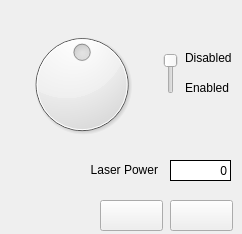
This is UI Resources/laser.ui in westerlymerlin/UCL-PYMS as Qt 5 draws it before an edit. The edited form follows.
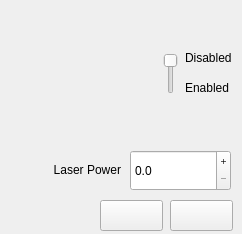
This is the edited form. Icons and pictures are not drawn.

Commit message: 3.2.23 Changed Laser form to remove rotary control and allow power to be directly entered

The edit to the form file:
```diff
--- a/UI Resources/laser.ui
+++ b/UI Resources/laser.ui
@@ -29,8 +29,8 @@
   <widget class="QLabel" name="imgLaser">
    <property name="geometry">
     <rect>
-     <x>20</x>
-     <y>20</y>
+     <x>0</x>
+     <y>10</y>
      <width>133</width>
      <height>133</height>
     </rect>
@@ -38,6 +38,9 @@
    <property name="styleSheet">
     <string notr="true">image: url(:/main/laser.png);</string>
    </property>
+   <property name="frameShape">
+    <enum>QFrame::NoFrame</enum>
+   </property>
    <property name="text">
     <string/>
    </property>
@@ -45,7 +48,7 @@
   <widget class="QLabel" name="label">
    <property name="geometry">
     <rect>
-     <x>77</x>
+     <x>40</x>
      <y>160</y>
      <width>81</width>
      <height>20</height>
@@ -117,29 +120,6 @@
     <enum>Qt::ToolButtonIconOnly</enum>
    </property>
   </widget>
-  <widget class="QLabel" name="lblLaser">
-   <property name="geometry">
-    <rect>
-     <x>170</x>
-     <y>160</y>
-     <width>61</width>
-     <height>21</height>
-    </rect>
-   </property>
-   <property name="styleSheet">
-    <string notr="true">background-color: rgb(255, 255, 255);
-font: 14pt &quot;Segoe UI&quot;;</string>
-   </property>
-   <property name="frameShape">
-    <enum>QFrame::Box</enum>
-   </property>
-   <property name="text">
-    <string>0</string>
-   </property>
-   <property name="alignment">
-    <set>Qt::AlignRight|Qt::AlignTrailing|Qt::AlignVCenter</set>
-   </property>
-  </widget>
   <widget class="QSlider" name="sliderEnable">
    <property name="geometry">
     <rect>
@@ -174,46 +154,6 @@
     <number>10</number>
    </property>
   </widget>
-  <widget class="QDial" name="sliderLaser">
-   <property name="geometry">
-    <rect>
-     <x>24</x>
-     <y>18</y>
-     <width>116</width>
-     <height>133</height>
-    </rect>
-   </property>
-   <property name="focusPolicy">
-    <enum>Qt::WheelFocus</enum>
-   </property>
-   <property name="toolTipDuration">
-    <number>-1</number>
-   </property>
-   <property name="maximum">
-    <number>999</number>
-   </property>
-   <property name="singleStep">
-    <number>1</number>
-   </property>
-   <property name="pageStep">
-    <number>1</number>
-   </property>
-   <property name="value">
-    <number>500</number>
-   </property>
-   <property name="sliderPosition">
-    <number>500</number>
-   </property>
-   <property name="wrapping">
-    <bool>false</bool>
-   </property>
-   <property name="notchTarget">
-    <double>100.000000000000000</double>
-   </property>
-   <property name="notchesVisible">
-    <bool>false</bool>
-   </property>
-  </widget>
   <widget class="QLabel" name="label_2">
    <property name="geometry">
     <rect>
@@ -240,28 +180,6 @@
     <string>Enabled</string>
    </property>
   </widget>
-  <widget class="QLabel" name="imgSlider">
-   <property name="geometry">
-    <rect>
-     <x>1</x>
-     <y>5</y>
-     <width>160</width>
-     <height>160</height>
-    </rect>
-   </property>
-   <property name="styleSheet">
-    <string notr="true">image: url(:/laser/laserform_slider.png);</string>
-   </property>
-   <property name="text">
-    <string/>
-   </property>
-   <property name="alignment">
-    <set>Qt::AlignCenter</set>
-   </property>
-   <property name="textInteractionFlags">
-    <set>Qt::NoTextInteraction</set>
-   </property>
-  </widget>
   <widget class="QLabel" name="lblStatus">
    <property name="geometry">
     <rect>
@@ -293,8 +211,29 @@
     <set>Qt::NoTextInteraction</set>
    </property>
   </widget>
-  <zorder>imgSlider</zorder>
-  <zorder>sliderLaser</zorder>
+  <widget class="QDoubleSpinBox" name="sliderLaser">
+   <property name="geometry">
+    <rect>
+     <x>130</x>
+     <y>150</y>
+     <width>101</width>
+     <height>41</height>
+    </rect>
+   </property>
+   <property name="styleSheet">
+    <string notr="true">font: 700 12pt &quot;Segoe UI&quot;;
+border-color: rgb(0, 0, 0);</string>
+   </property>
+   <property name="frame">
+    <bool>true</bool>
+   </property>
+   <property name="buttonSymbols">
+    <enum>QAbstractSpinBox::PlusMinus</enum>
+   </property>
+   <property name="decimals">
+    <number>1</number>
+   </property>
+  </widget>
   <zorder>label</zorder>
   <zorder>btnClose</zorder>
   <zorder>btnOn</zorder>
```
Left out of the diff: 2 changed lines with no effect on the pictures. The commit also changes 7 other files.
